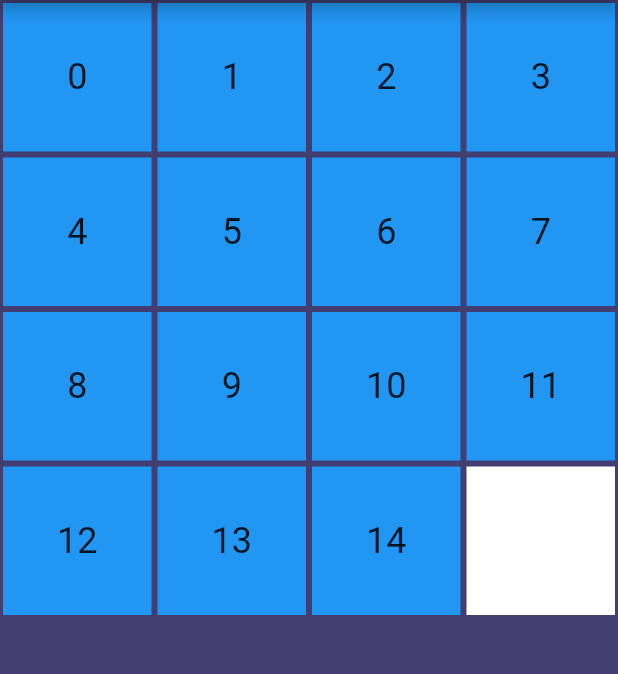
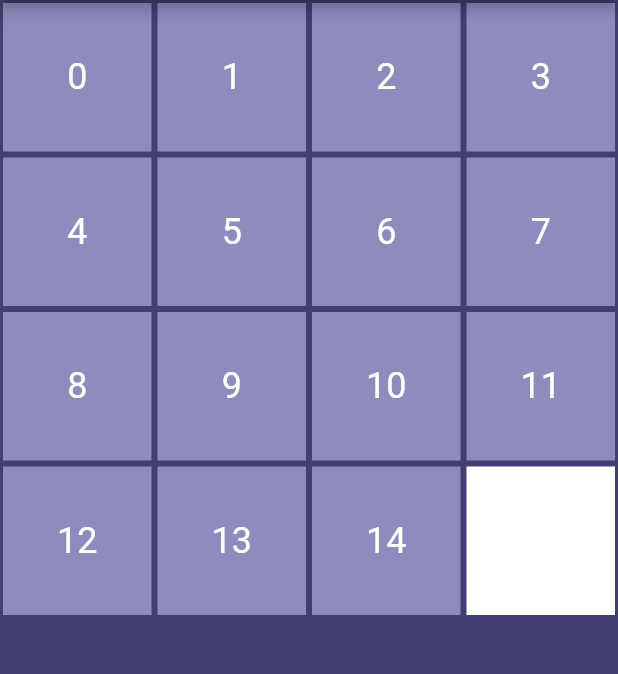
Before and after one commit to ExtraUnity/MoodyMorning, a Flutter app: the screen it shows after launch, on a phone screen of 412 x 824 dp, the part 84-758 px from its top. Run offline on Flutter 3.47's test engine with Material 2 defaults, Android fonts, the phone set to English and light mode, and no system bars.

Commit message:
slide puzzle board

```diff
--- a/moody_morning/lib/screens/solve_riddle.dart
+++ b/moody_morning/lib/screens/solve_riddle.dart
@@ -70,11 +70,14 @@ class _SlidePuzzleBoardState extends State<SlidePuzzleBoard> {
             },
             child: Container(
               margin: EdgeInsets.all(2),
-              color: tiles[index] != 15 ? Colors.blue : Colors.white, // Set tile color
+              color: tiles[index] != 15 ? Color(0xFF8F8BBF) : Colors.white, // Set tile color
               child: Center(
                 child: Text(
                   tiles[index] != 15 ? tiles[index].toString() : '', // Display tile number
-                  style: TextStyle(fontSize: 24),
+                  style: TextStyle(
+                    fontSize: 24,
+                    color: Colors.white,
+                    ),
                 ),
               ),
             ),
```
